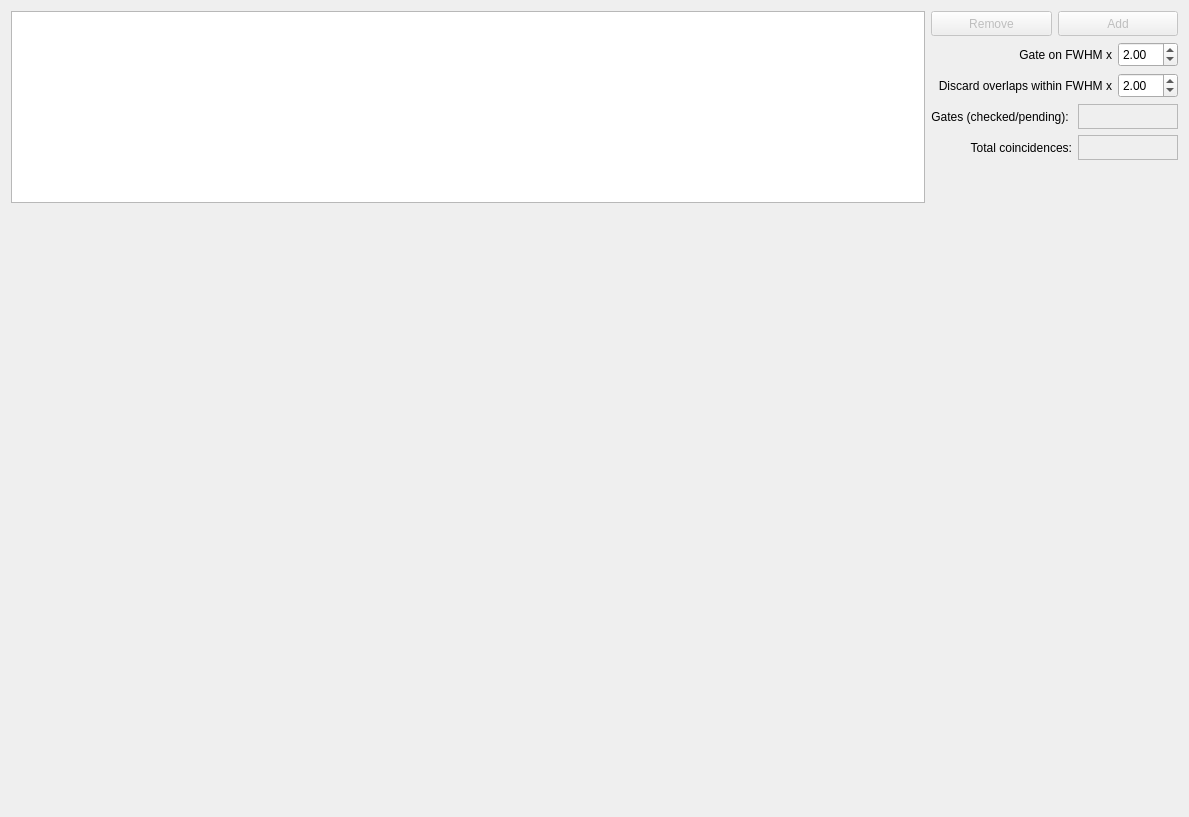
usnistgov/qpx-gamma, file gui/analysis/form_integration2d.ui: the form before one commit.
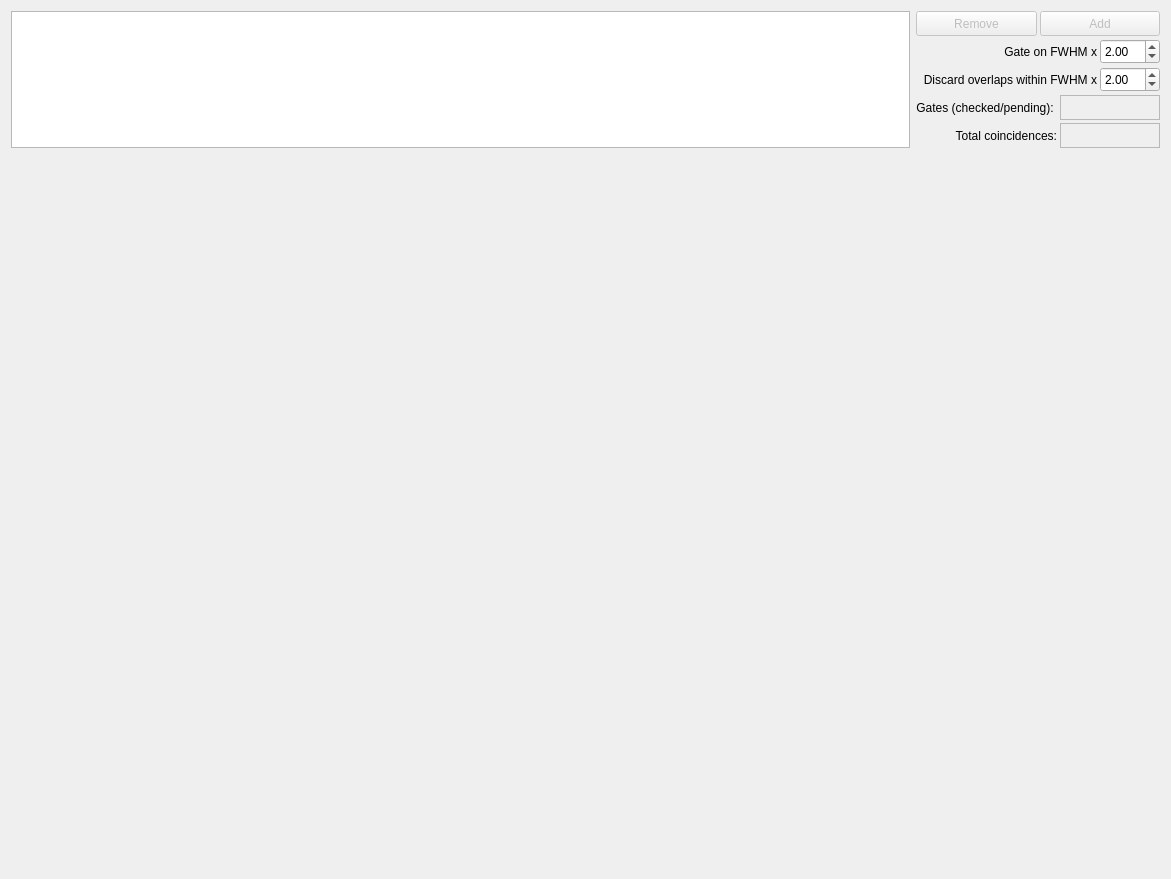
The form after the commit. Custom widgets are drawn as their Qt base class.

The edit to the form file:
```diff
--- a/gui/analysis/form_integration2d.ui
+++ b/gui/analysis/form_integration2d.ui
@@ -6,8 +6,8 @@
    <rect>
     <x>0</x>
     <y>0</y>
-    <width>1189</width>
-    <height>817</height>
+    <width>1171</width>
+    <height>879</height>
    </rect>
   </property>
   <property name="windowTitle">
@@ -27,13 +27,16 @@
        <property name="maximumSize">
         <size>
          <width>16777215</width>
-         <height>200</height>
+         <height>150</height>
         </size>
        </property>
       </widget>
      </item>
      <item>
       <layout class="QVBoxLayout" name="verticalLayout">
+       <property name="spacing">
+        <number>3</number>
+       </property>
        <property name="sizeConstraint">
         <enum>QLayout::SetMaximumSize</enum>
        </property>
@@ -331,22 +334,6 @@
          </item>
         </layout>
        </item>
-       <item>
-        <spacer name="verticalSpacer">
-         <property name="orientation">
-          <enum>Qt::Vertical</enum>
-         </property>
-         <property name="sizeType">
-          <enum>QSizePolicy::Preferred</enum>
-         </property>
-         <property name="sizeHint" stdset="0">
-          <size>
-           <width>20</width>
-           <height>40</height>
-          </size>
-         </property>
-        </spacer>
-       </item>
       </layout>
      </item>
     </layout>
@@ -368,17 +355,20 @@
      <property name="maximumSize">
       <size>
        <width>16777215</width>
-       <height>300</height>
+       <height>16777215</height>
       </size>
      </property>
     </widget>
    </item>
    <item row="1" column="0">
     <layout class="QHBoxLayout" name="horizontalLayout_7">
+     <property name="sizeConstraint">
+      <enum>QLayout::SetMaximumSize</enum>
+     </property>
      <item>
       <widget class="FormPeaks" name="plotGateX" native="true">
        <property name="sizePolicy">
-        <sizepolicy hsizetype="Preferred" vsizetype="MinimumExpanding">
+        <sizepolicy hsizetype="Preferred" vsizetype="Minimum">
          <horstretch>0</horstretch>
          <verstretch>0</verstretch>
         </sizepolicy>
@@ -386,7 +376,13 @@
        <property name="minimumSize">
         <size>
          <width>100</width>
-         <height>100</height>
+         <height>250</height>
+        </size>
+       </property>
+       <property name="maximumSize">
+        <size>
+         <width>16777215</width>
+         <height>250</height>
         </size>
        </property>
       </widget>
@@ -394,7 +390,7 @@
      <item>
       <widget class="FormPeaks" name="plotGateY" native="true">
        <property name="sizePolicy">
-        <sizepolicy hsizetype="Preferred" vsizetype="MinimumExpanding">
+        <sizepolicy hsizetype="Preferred" vsizetype="Minimum">
          <horstretch>0</horstretch>
          <verstretch>0</verstretch>
         </sizepolicy>
@@ -402,7 +398,13 @@
        <property name="minimumSize">
         <size>
          <width>100</width>
-         <height>100</height>
+         <height>250</height>
+        </size>
+       </property>
+       <property name="maximumSize">
+        <size>
+         <width>16777215</width>
+         <height>250</height>
         </size>
        </property>
       </widget>
@@ -410,7 +412,7 @@
      <item>
       <widget class="FormPeaks" name="plotGateDiagonal" native="true">
        <property name="sizePolicy">
-        <sizepolicy hsizetype="Preferred" vsizetype="MinimumExpanding">
+        <sizepolicy hsizetype="Preferred" vsizetype="Minimum">
          <horstretch>0</horstretch>
          <verstretch>0</verstretch>
         </sizepolicy>
@@ -418,7 +420,13 @@
        <property name="minimumSize">
         <size>
          <width>100</width>
-         <height>100</height>
+         <height>250</height>
+        </size>
+       </property>
+       <property name="maximumSize">
+        <size>
+         <width>16777215</width>
+         <height>250</height>
         </size>
        </property>
       </widget>
```
